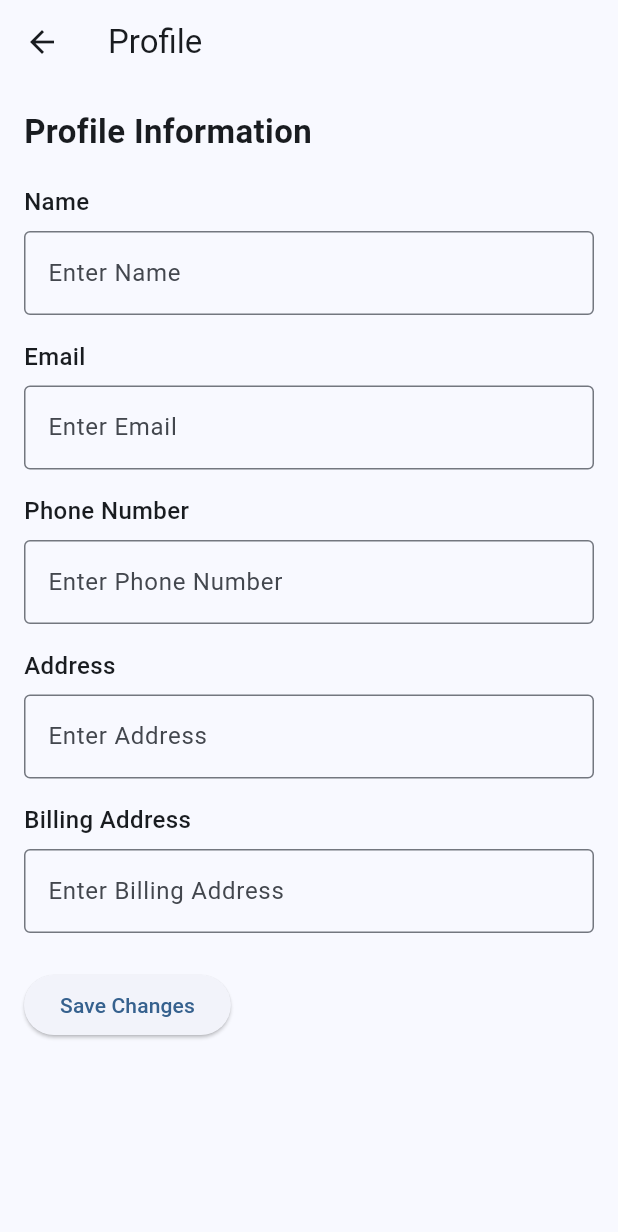
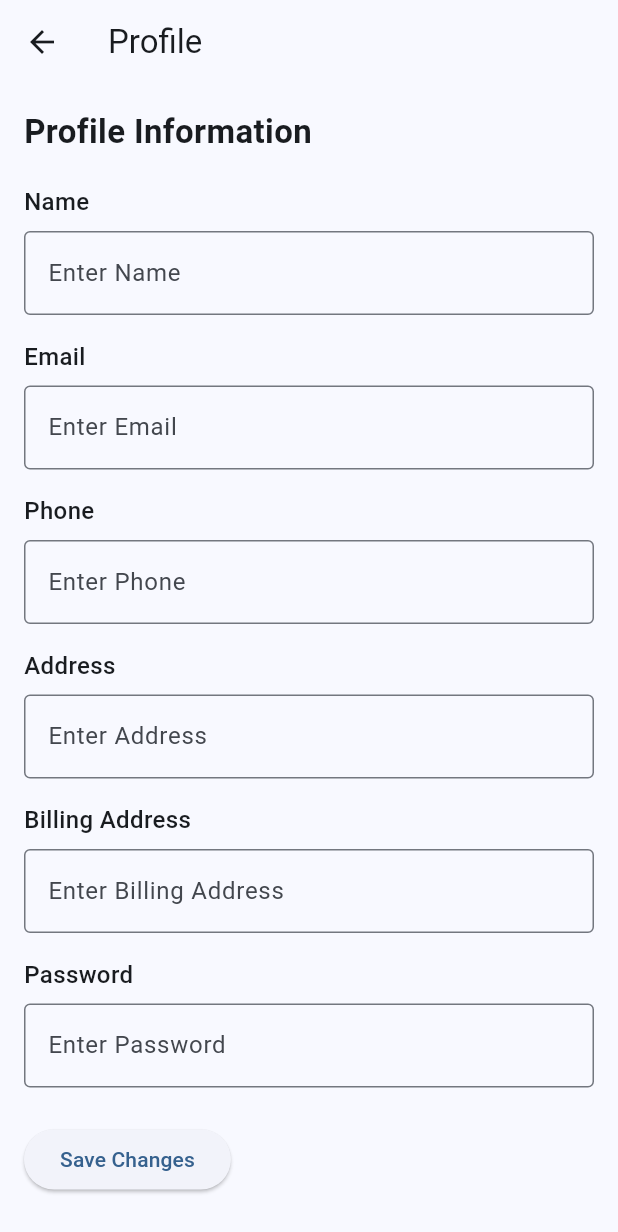
Before and after one commit to AndreFerreira5/pitfix, a Flutter app: the ProfilePage screen opened directly, after a tap on "Edit Profile", after a tap on "Save Changes", on a phone screen of 412 x 824 dp. Shown: the top 1232 px of the screen. Run offline on Flutter 3.47's test engine with Material 3 defaults, Android fonts, the phone set to English and light mode, and no system bars; our stand-ins replace flutter_secure_storage, get, iconsax; accounts and stored records are empty; network calls fail.

Commit message:
testing profile fetch A1

```diff
--- a/frontend/lib/src/models/user.dart
+++ b/frontend/lib/src/models/user.dart
@@ -1,9 +1,10 @@
 class User {
-  String name;
-  String email;
-  String phone;
-  String address;
-  String? billingAddress;
+  final String name;
+  final String email;
+  final String phone;
+  final String address;
+  final String? billingAddress;
+  final String password; // Make sure password is included
 
   User({
     required this.name,
@@ -11,20 +12,20 @@ class User {
     required this.phone,
     required this.address,
     this.billingAddress,
+    required this.password, // password should be required
   });
 
-  // Convert JSON to User object
   factory User.fromJson(Map<String, dynamic> json) {
     return User(
       name: json['name'],
       email: json['email'],
       phone: json['phone'],
       address: json['address'],
-      billingAddress: json['billingAddress'],
+      billingAddress: json['billingAddress'], // Optional
+      password: json['password'], // Include password in the response
     );
   }
 
-  // Convert User object to JSON
   Map<String, dynamic> toJson() {
     return {
       'name': name,
@@ -32,6 +33,7 @@ class User {
       'phone': phone,
       'address': address,
       'billingAddress': billingAddress,
+      'password': password,
     };
   }
 }
--- a/frontend/lib/src/models/user_update.dart
+++ b/frontend/lib/src/models/user_update.dart
@@ -1,10 +1,10 @@
-// UserUpdate model (used when updating the user profile)
 class UserUpdate {
   final String name;
   final String email;
   final String phone;
   final String address;
   final String? billingAddress;
+  final String password; // Ensure password is part of the update model
 
   UserUpdate({
     required this.name,
@@ -12,6 +12,7 @@ class UserUpdate {
     required this.phone,
     required this.address,
     this.billingAddress,
+    required this.password, // password should be required for updates
   });
 
   factory UserUpdate.fromJson(Map<String, dynamic> json) {
@@ -21,6 +22,7 @@ class UserUpdate {
       phone: json['phone'],
       address: json['address'],
       billingAddress: json['billingAddress'],
+      password: json['password'],
     );
   }
 
@@ -31,6 +33,7 @@ class UserUpdate {
       'phone': phone,
       'address': address,
       'billingAddress': billingAddress,
+      'password': password,
     };
   }
 }
--- a/frontend/lib/src/ui/profile.dart
+++ b/frontend/lib/src/ui/profile.dart
@@ -13,21 +13,22 @@ class ProfilePage extends StatefulWidget {
 }
 
 class _ProfilePageState extends State<ProfilePage> {
-  // User profile data
   String _name = "";
   String _email = "";
   String _phone = "";
   String _address = "";
   String _billingAddress = "";
+  String _password = "";  // Make sure to include password in the profile
 
   bool _isEditing = false;
-  bool _isLoading = true; // To show loading spinner while fetching user data
+  bool _isLoading = true;
 
   final TextEditingController _nameController = TextEditingController();
   final TextEditingController _emailController = TextEditingController();
   final TextEditingController _phoneController = TextEditingController();
   final TextEditingController _addressController = TextEditingController();
   final TextEditingController _billingController = TextEditingController();
+  final TextEditingController _passwordController = TextEditingController();  // Password controller
 
   final UserRepository _userRepository = UserRepository(apiClient: ApiClient(baseUrl: 'http://localhost:8000'));
 
@@ -44,16 +45,17 @@ class _ProfilePageState extends State<ProfilePage> {
     _phoneController.dispose();
     _addressController.dispose();
     _billingController.dispose();
+    _passwordController.dispose();  // Dispose password controller
     super.dispose();
   }
 
-  // Function to fetch user data
+  // Fetch user data
   Future<void> _fetchUserProfile() async {
     try {
-      final loginResponse = await _userRepository.login("username", "password"); // Dummy login, use actual login
+      final loginResponse = await _userRepository.login("username", "password");
       final userProfile = await _userRepository.getUserById(
         'user_id_here',  // Replace with actual user ID
-        loginResponse!.accessToken,  // Use the access token from login
+        loginResponse!.accessToken,
       );
 
       setState(() {
@@ -62,43 +64,45 @@ class _ProfilePageState extends State<ProfilePage> {
         _phone = userProfile?.phone ?? '';
         _address = userProfile?.address ?? '';
         _billingAddress = userProfile?.billingAddress ?? '';
+        _password = userProfile?.password ?? '';  // Fetch password as well
         _isLoading = false;
 
-        // Initialize controllers with fetched data
+        // Initialize controllers
         _nameController.text = _name;
         _emailController.text = _email;
         _phoneController.text = _phone;
         _addressController.text = _address;
         _billingController.text = _billingAddress;
+        _passwordController.text = _password;  // Initialize password field
       });
     } catch (e) {
       setState(() {
         _isLoading = false;
       });
-      // Handle error, e.g., show a Snackbar or dialog
       print("Error fetching user profile: $e");
     }
   }
 
-  // Function to save changes to user profile
+  // Save changes
   void _saveChanges() async {
     setState(() {
       _isLoading = true;
     });
 
     try {
-      final loginResponse = await _userRepository.login("username", "password"); // Use actual login logic
+      final loginResponse = await _userRepository.login("username", "password"); // Actual login logic
       final userUpdate = UserUpdate(
         name: _nameController.text,
         email: _emailController.text,
         phone: _phoneController.text,
         address: _addressController.text,
         billingAddress: _billingController.text,
+        password: _passwordController.text, // Send the updated password
       );
 
       final result = await _userRepository.updateUserProfile(
         'user_id_here',  // Replace with actual user ID
-        loginResponse!.accessToken,  // Use the access token from login
+        loginResponse!.accessToken,
         userUpdate,
       );
 
@@ -107,13 +111,11 @@ class _ProfilePageState extends State<ProfilePage> {
         _isLoading = false;
       });
 
-      // Show success message or perform other actions
       print("User profile updated: $result");
     } catch (e) {
       setState(() {
         _isLoading = false;
       });
-      // Handle error (e.g., show a Snackbar or dialog)
       print("Error saving changes: $e");
     }
   }
@@ -161,9 +163,9 @@ class _ProfilePageState extends State<ProfilePage> {
               ),
               const SizedBox(height: 16),
 
-              // Phone Number
+              // Phone
               _buildTextField(
-                label: 'Phone Number',
+                label: 'Phone',
                 controller: _phoneController,
                 isEditable: _isEditing,
               ),
@@ -183,6 +185,14 @@ class _ProfilePageState extends State<ProfilePage> {
                 controller: _billingController,
                 isEditable: _isEditing,
               ),
+              const SizedBox(height: 16),
+
+              // Password
+              _buildTextField(
+                label: 'Password',
+                controller: _passwordController,
+                isEditable: _isEditing,
+              ),
               const SizedBox(height: 24),
 
               // Edit/Save Button
@@ -197,7 +207,6 @@ class _ProfilePageState extends State<ProfilePage> {
     );
   }
 
-  // Widget to display each text field with a label and controller
   Widget _buildTextField({
     required String label,
     required TextEditingController controller,
@@ -214,6 +223,7 @@ class _ProfilePageState extends State<ProfilePage> {
         isEditable
             ? TextField(
           controller: controller,
+          obscureText: label == 'Password' ? true : false,
           decoration: InputDecoration(
             border: const OutlineInputBorder(),
             hintText: 'Enter $label',
```
Also changed, not shown: 1 other file.
